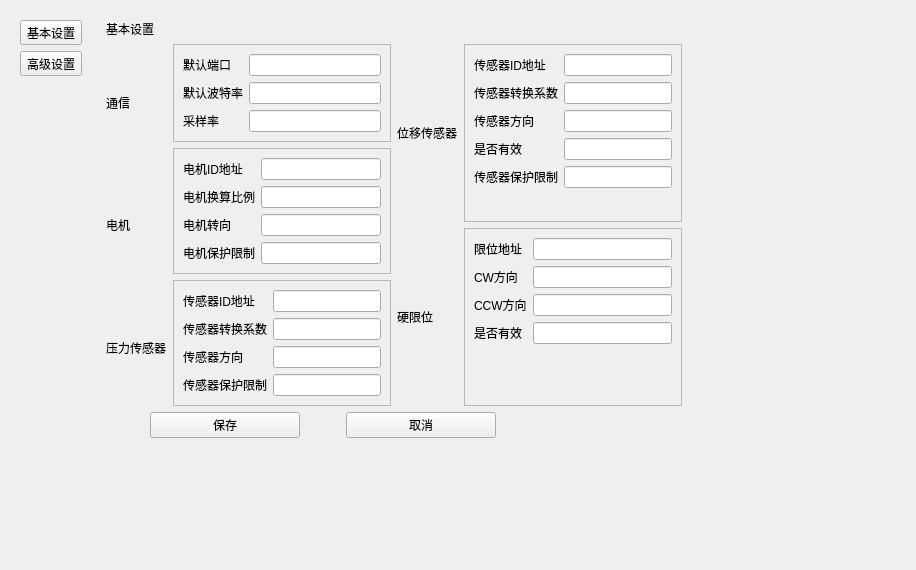
Mr-tang0/MINIMTS, file MainUI/systemwidget.ui: the form before one commit.
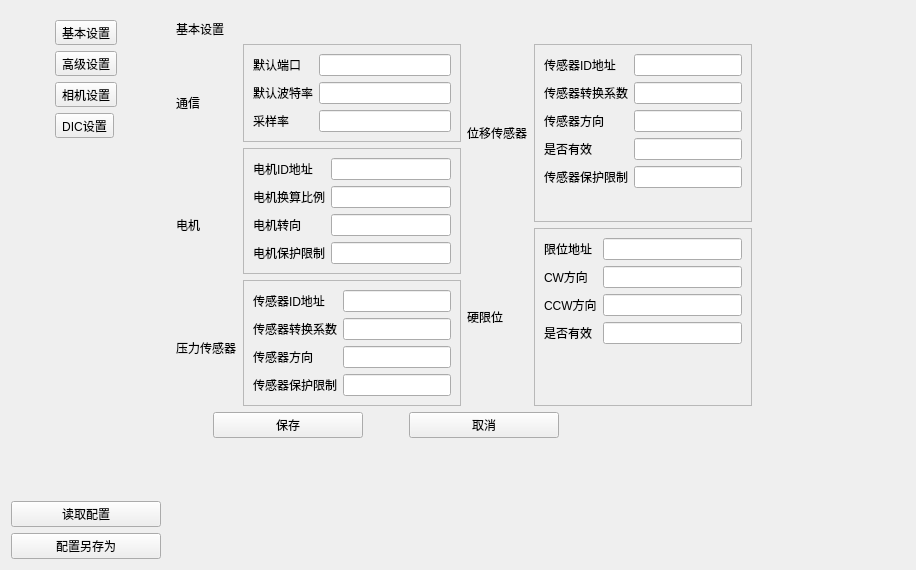
The form after the commit.

Commit message: 添加海康机器人视觉相机

What changed in the file:
```diff
--- a/MainUI/systemwidget.ui
+++ b/MainUI/systemwidget.ui
@@ -13,10 +13,12 @@
   <property name="windowTitle">
    <string>Form</string>
   </property>
-  <layout class="QGridLayout" name="gridLayout_2">
+  <layout class="QGridLayout" name="gridLayout_6">
    <item row="0" column="0">
     <layout class="QHBoxLayout" name="horizontalLayout">
      <item>
+      <layout class="QVBoxLayout" name="verticalLayout_7">
+       <item>
       <layout class="QVBoxLayout" name="verticalLayout">
        <item>
         <widget class="QWidget" name="menuWidget" native="true">
@@ -36,6 +38,13 @@
            </widget>
           </item>
           <item row="2" column="0">
+             <widget class="QToolButton" name="advanceSetup_2">
+              <property name="text">
+               <string>相机设置</string>
+              </property>
+             </widget>
+            </item>
+            <item row="4" column="0">
            <spacer name="verticalSpacer_3">
             <property name="orientation">
              <enum>Qt::Vertical</enum>
@@ -48,8 +57,47 @@
             </property>
            </spacer>
           </item>
-         </layout>
-        </widget>
+            <item row="3" column="0">
+             <widget class="QToolButton" name="advanceSetup_3">
+              <property name="text">
+               <string>DIC设置</string>
+              </property>
+             </widget>
+            </item>
+           </layout>
+          </widget>
+         </item>
+        </layout>
+       </item>
+       <item>
+        <layout class="QVBoxLayout" name="verticalLayout_4">
+         <item>
+          <widget class="QPushButton" name="readSet">
+           <property name="minimumSize">
+            <size>
+             <width>150</width>
+             <height>0</height>
+            </size>
+           </property>
+           <property name="text">
+            <string>读取配置</string>
+           </property>
+          </widget>
+         </item>
+         <item>
+          <widget class="QPushButton" name="saveSetAs">
+           <property name="minimumSize">
+            <size>
+             <width>150</width>
+             <height>0</height>
+            </size>
+           </property>
+           <property name="text">
+            <string>配置另存为</string>
+           </property>
+          </widget>
+         </item>
+        </layout>
        </item>
       </layout>
      </item>
@@ -62,9 +110,9 @@
         <number>0</number>
        </property>
        <widget class="QWidget" name="normalSet">
-        <layout class="QGridLayout" name="gridLayout_6">
+        <layout class="QGridLayout" name="gridLayout_2">
          <item row="0" column="0">
-          <layout class="QVBoxLayout" name="verticalLayout_4">
+          <layout class="QHBoxLayout" name="horizontalLayout_9">
            <item>
             <widget class="QLabel" name="label_26">
              <property name="styleSheet">
@@ -78,7 +126,9 @@
              </property>
             </widget>
            </item>
-           <item>
+          </layout>
+         </item>
+         <item row="1" column="0">
             <layout class="QHBoxLayout" name="horizontalLayout_2">
              <item>
               <layout class="QGridLayout" name="gridLayout_3">
@@ -443,7 +493,7 @@
              </item>
             </layout>
            </item>
-           <item>
+         <item row="2" column="0">
             <layout class="QHBoxLayout" name="horizontalLayout_3" stretch="1,0,0,0,9">
              <item>
               <spacer name="horizontalSpacer_3">
@@ -512,7 +562,7 @@
              </item>
             </layout>
            </item>
-           <item>
+         <item row="3" column="0">
             <spacer name="verticalSpacer">
              <property name="orientation">
               <enum>Qt::Vertical</enum>
@@ -524,8 +574,6 @@
               </size>
              </property>
             </spacer>
-           </item>
-          </layout>
          </item>
         </layout>
        </widget>
```
Left out of the diff: 14 changed lines with no effect on the pictures. Lines whose indentation alone changed are shown as unchanged. The commit also changes 37 other files.
